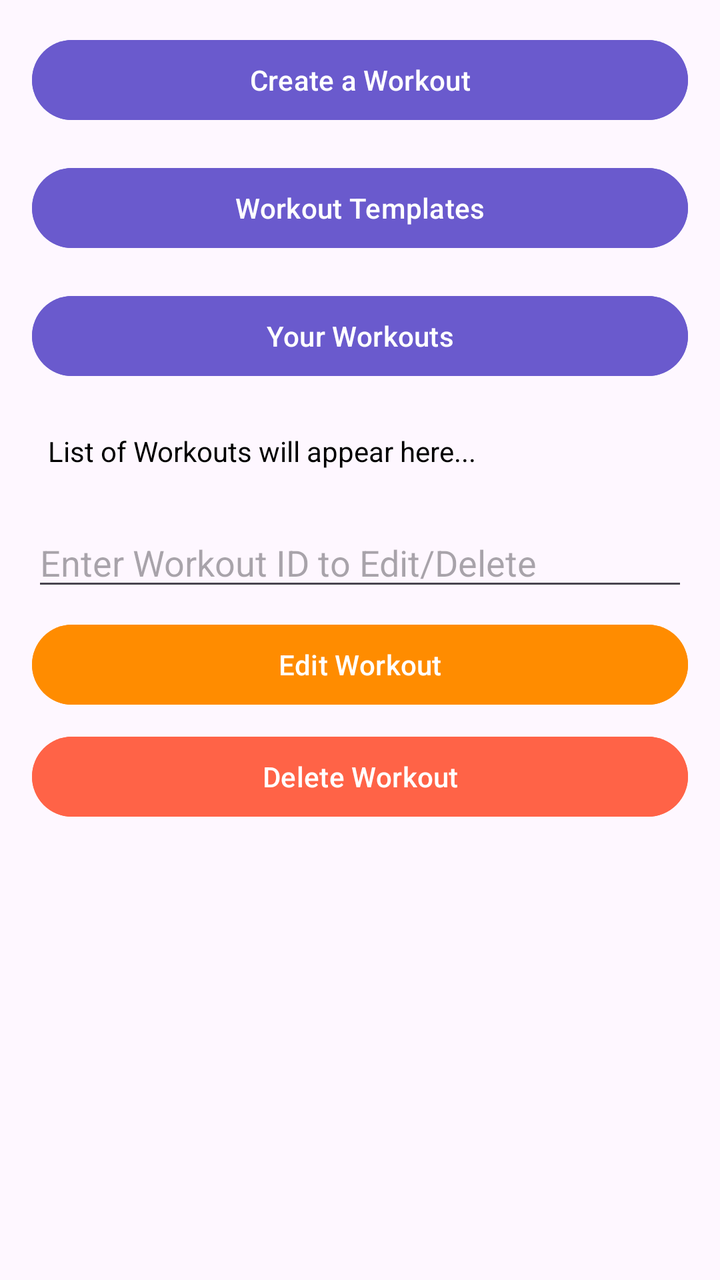
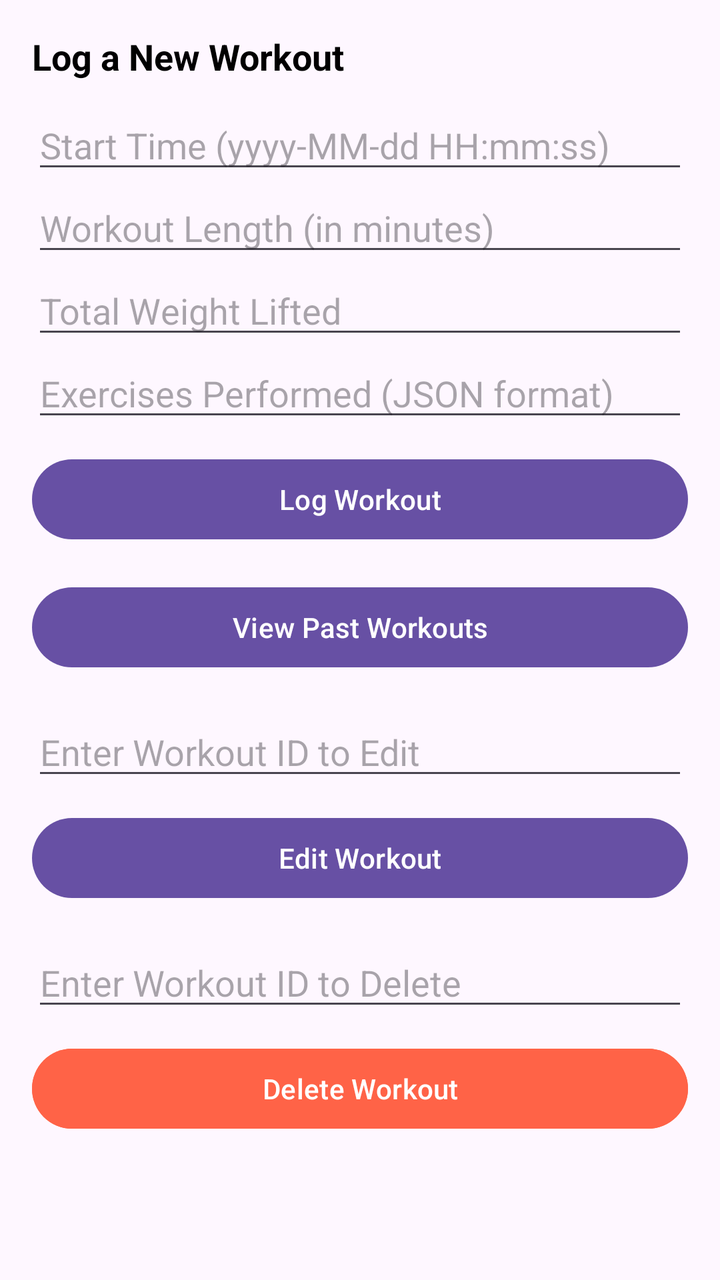

An Android layout rendered at two revisions. The XML below is the earlier revision; the diff shows what the commit changed to produce the second picture.
<!-- AndroidManifest.xml: application theme Theme.AndroidExample -->
<!-- res/layout/activity_workout.xml -->
<?xml version="1.0" encoding="utf-8"?>
<androidx.constraintlayout.widget.ConstraintLayout xmlns:android="http://schemas.android.com/apk/res/android"
    xmlns:tools="http://schemas.android.com/tools"
    android:layout_width="match_parent"
    android:layout_height="match_parent"
    tools:context=".WorkoutActivity">

    <LinearLayout
        android:layout_width="match_parent"
        android:layout_height="wrap_content"
        android:orientation="vertical"
        android:padding="16dp">

        
        <Button
            android:id="@+id/create_workout_btn"
            android:layout_width="match_parent"
            android:layout_height="wrap_content"
            android:text="Create a Workout"
            android:backgroundTint="#6A5ACD"
            android:textColor="#FFFFFF"
            android:layout_marginBottom="16dp" />

        
        <Button
            android:id="@+id/workout_templates_btn"
            android:layout_width="match_parent"
            android:layout_height="wrap_content"
            android:text="Workout Templates"
            android:backgroundTint="#6A5ACD"
            android:textColor="#FFFFFF"
            android:layout_marginBottom="16dp" />

        
        <Button
            android:id="@+id/view_workouts_btn"
            android:layout_width="match_parent"
            android:layout_height="wrap_content"
            android:text="Your Workouts"
            android:backgroundTint="#6A5ACD"
            android:textColor="#FFFFFF"
            android:layout_marginBottom="16dp" />

        
        <TextView
            android:id="@+id/workout_list_tv"
            android:layout_width="match_parent"
            android:layout_height="wrap_content"
            android:padding="8dp"
            android:text="List of Workouts will appear here..."
            android:textColor="#000000"
            android:layout_marginBottom="16dp" />

        
        <EditText
            android:id="@+id/workout_id_edt"
            android:layout_width="match_parent"
            android:layout_height="wrap_content"
            android:hint="Enter Workout ID to Edit/Delete"
            android:inputType="number"
            android:layout_marginBottom="8dp" />

        <Button
            android:id="@+id/edit_workout_btn"
            android:layout_width="match_parent"
            android:layout_height="wrap_content"
            android:text="Edit Workout"
            android:backgroundTint="#FF8C00"
            android:textColor="#FFFFFF"
            android:layout_marginBottom="8dp" />

        <Button
            android:id="@+id/delete_workout_btn"
            android:layout_width="match_parent"
            android:layout_height="wrap_content"
            android:text="Delete Workout"
            android:backgroundTint="#FF6347"
            android:textColor="#FFFFFF" />

    </LinearLayout>

</androidx.constraintlayout.widget.ConstraintLayout>
<!-- resources referenced by this layout -->
<resources>
  <style name="Theme.AndroidExample" parent="Base.Theme.AndroidExample" />
  <style name="Base.Theme.AndroidExample" parent="Theme.Material3.DayNight.NoActionBar">
          
          
      </style>
</resources>

<!-- the commit's change to res/layout/activity_workout.xml (unified diff, before → after) -->
@@ -1,79 +1,98 @@
 <?xml version="1.0" encoding="utf-8"?>
 <androidx.constraintlayout.widget.ConstraintLayout xmlns:android="http://schemas.android.com/apk/res/android"
-    xmlns:tools="http://schemas.android.com/tools"
     android:layout_width="match_parent"
-    android:layout_height="match_parent"
-    tools:context=".WorkoutActivity">
+    android:layout_height="match_parent">
 
     <LinearLayout
         android:layout_width="match_parent"
-        android:layout_height="wrap_content"
+        android:layout_height="match_parent"
         android:orientation="vertical"
         android:padding="16dp">
 
         
-        <Button
-            android:id="@+id/create_workout_btn"
+        <TextView
             android:layout_width="match_parent"
             android:layout_height="wrap_content"
-            android:text="Create a Workout"
-            android:backgroundTint="#6A5ACD"
-            android:textColor="#FFFFFF"
-            android:layout_marginBottom="16dp" />
+            android:paddingBottom="10dp"
+            android:text="Log a New Workout"
+            android:textSize="18sp"
+            android:textStyle="bold"
+            android:textColor="@android:color/black" />
 
-        
-        <Button
-            android:id="@+id/workout_templates_btn"
+        <EditText
+            android:id="@+id/workout_start_time_edt"
             android:layout_width="match_parent"
             android:layout_height="wrap_content"
-            android:text="Workout Templates"
-            android:backgroundTint="#6A5ACD"
-            android:textColor="#FFFFFF"
-            android:layout_marginBottom="16dp" />
+            android:hint="Start Time (yyyy-MM-dd HH:mm:ss)"
+            android:inputType="datetime" />
+
+        <EditText
+            android:id="@+id/workout_length_edt"
+            android:layout_width="match_parent"
+            android:layout_height="wrap_content"
+            android:hint="Workout Length (in minutes)"
+            android:inputType="number" />
+
+        <EditText
+            android:id="@+id/total_weight_edt"
+            android:layout_width="match_parent"
+            android:layout_height="wrap_content"
+            android:hint="Total Weight Lifted"
+            android:inputType="numberDecimal" />
+
+        <EditText
+            android:id="@+id/exercises_performed_edt"
+            android:layout_width="match_parent"
+            android:layout_height="wrap_content"
+            android:hint="Exercises Performed (JSON format)"
+            android:inputType="textMultiLine" />
+
+        <Button
+            android:id="@+id/log_workout_btn"
+            android:layout_width="match_parent"
+            android:layout_height="wrap_content"
+            android:text="Log Workout"
+            android:layout_marginTop="10dp" />
 
         
         <Button
             android:id="@+id/view_workouts_btn"
             android:layout_width="match_parent"
             android:layout_height="wrap_content"
-            android:text="Your Workouts"
-            android:backgroundTint="#6A5ACD"
-            android:textColor="#FFFFFF"
-            android:layout_marginBottom="16dp" />
-
-        
-        <TextView
-            android:id="@+id/workout_list_tv"
-            android:layout_width="match_parent"
-            android:layout_height="wrap_content"
-            android:padding="8dp"
-            android:text="List of Workouts will appear here..."
-            android:textColor="#000000"
-            android:layout_marginBottom="16dp" />
+            android:text="View Past Workouts"
+            android:layout_marginTop="16dp" />
 
         
         <EditText
-            android:id="@+id/workout_id_edt"
+            android:id="@+id/edit_workout_id_edt"
             android:layout_width="match_parent"
             android:layout_height="wrap_content"
-            android:hint="Enter Workout ID to Edit/Delete"
+            android:hint="Enter Workout ID to Edit"
             android:inputType="number"
-            android:layout_marginBottom="8dp" />
+            android:layout_marginTop="16dp" />
 
         <Button
             android:id="@+id/edit_workout_btn"
             android:layout_width="match_parent"
             android:layout_height="wrap_content"
             android:text="Edit Workout"
-            android:backgroundTint="#FF8C00"
-            android:textColor="#FFFFFF"
-            android:layout_marginBottom="8dp" />
+            android:layout_marginTop="10dp" />
+
+        
+        <EditText
+            android:id="@+id/delete_workout_id_edt"
+            android:layout_width="match_parent"
+            android:layout_height="wrap_content"
+            android:hint="Enter Workout ID to Delete"
+            android:inputType="number"
+            android:layout_marginTop="16dp" />
 
         <Button
             android:id="@+id/delete_workout_btn"
             android:layout_width="match_parent"
             android:layout_height="wrap_content"
             android:text="Delete Workout"
+            android:layout_marginTop="10dp"
             android:backgroundTint="#FF6347"
             android:textColor="#FFFFFF" />
 
